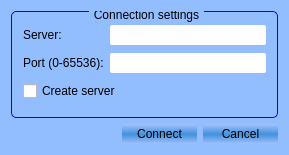
First picture: the form in frmconnect.ui, repository Kolizej/LessonControl, before the edit.
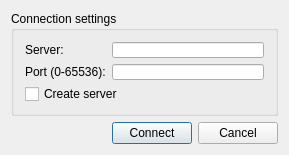
Second picture: the form after the edit.

Patch:
```diff
--- a/frmconnect.ui
+++ b/frmconnect.ui
@@ -22,443 +22,14 @@
     <height>155</height>
    </size>
   </property>
-  <property name="palette">
-   <palette>
-    <active>
-     <colorrole role="WindowText">
-      <brush brushstyle="SolidPattern">
-       <color alpha="255">
-        <red>0</red>
-        <green>0</green>
-        <blue>0</blue>
-       </color>
-      </brush>
-     </colorrole>
-     <colorrole role="Button">
-      <brush brushstyle="SolidPattern">
-       <color alpha="255">
-        <red>146</red>
-        <green>190</green>
-        <blue>255</blue>
-       </color>
-      </brush>
-     </colorrole>
-     <colorrole role="Light">
-      <brush brushstyle="SolidPattern">
-       <color alpha="255">
-        <red>255</red>
-        <green>255</green>
-        <blue>255</blue>
-       </color>
-      </brush>
-     </colorrole>
-     <colorrole role="Midlight">
-      <brush brushstyle="SolidPattern">
-       <color alpha="255">
-        <red>200</red>
-        <green>222</green>
-        <blue>255</blue>
-       </color>
-      </brush>
-     </colorrole>
-     <colorrole role="Dark">
-      <brush brushstyle="SolidPattern">
-       <color alpha="255">
-        <red>73</red>
-        <green>95</green>
-        <blue>127</blue>
-       </color>
-      </brush>
-     </colorrole>
-     <colorrole role="Mid">
-      <brush brushstyle="SolidPattern">
-       <color alpha="255">
-        <red>97</red>
-        <green>127</green>
-        <blue>170</blue>
-       </color>
-      </brush>
-     </colorrole>
-     <colorrole role="Text">
-      <brush brushstyle="SolidPattern">
-       <color alpha="255">
-        <red>0</red>
-        <green>0</green>
-        <blue>0</blue>
-       </color>
-      </brush>
-     </colorrole>
-     <colorrole role="BrightText">
-      <brush brushstyle="SolidPattern">
-       <color alpha="255">
-        <red>255</red>
-        <green>255</green>
-        <blue>255</blue>
-       </color>
-      </brush>
-     </colorrole>
-     <colorrole role="ButtonText">
-      <brush brushstyle="SolidPattern">
-       <color alpha="255">
-        <red>0</red>
-        <green>0</green>
-        <blue>0</blue>
-       </color>
-      </brush>
-     </colorrole>
-     <colorrole role="Base">
-      <brush brushstyle="SolidPattern">
-       <color alpha="255">
-        <red>255</red>
-        <green>255</green>
-        <blue>255</blue>
-       </color>
-      </brush>
-     </colorrole>
-     <colorrole role="Window">
-      <brush brushstyle="SolidPattern">
-       <color alpha="255">
-        <red>146</red>
-        <green>190</green>
-        <blue>255</blue>
-       </color>
-      </brush>
-     </colorrole>
-     <colorrole role="Shadow">
-      <brush brushstyle="SolidPattern">
-       <color alpha="255">
-        <red>0</red>
-        <green>0</green>
-        <blue>0</blue>
-       </color>
-      </brush>
-     </colorrole>
-     <colorrole role="AlternateBase">
-      <brush brushstyle="SolidPattern">
-       <color alpha="255">
-        <red>200</red>
-        <green>222</green>
-        <blue>255</blue>
-       </color>
-      </brush>
-     </colorrole>
-     <colorrole role="ToolTipBase">
-      <brush brushstyle="SolidPattern">
-       <color alpha="255">
-        <red>255</red>
-        <green>255</green>
-        <blue>220</blue>
-       </color>
-      </brush>
-     </colorrole>
-     <colorrole role="ToolTipText">
-      <brush brushstyle="SolidPattern">
-       <color alpha="255">
-        <red>0</red>
-        <green>0</green>
-        <blue>0</blue>
-       </color>
-      </brush>
-     </colorrole>
-    </active>
-    <inactive>
-     <colorrole role="WindowText">
-      <brush brushstyle="SolidPattern">
-       <color alpha="255">
-        <red>0</red>
-        <green>0</green>
-        <blue>0</blue>
-       </color>
-      </brush>
-     </colorrole>
-     <colorrole role="Button">
-      <brush brushstyle="SolidPattern">
-       <color alpha="255">
-        <red>146</red>
-        <green>190</green>
-        <blue>255</blue>
-       </color>
-      </brush>
-     </colorrole>
-     <colorrole role="Light">
-      <brush brushstyle="SolidPattern">
-       <color alpha="255">
-        <red>255</red>
-        <green>255</green>
-        <blue>255</blue>
-       </color>
-      </brush>
-     </colorrole>
-     <colorrole role="Midlight">
-      <brush brushstyle="SolidPattern">
-       <color alpha="255">
-        <red>200</red>
-        <green>222</green>
-        <blue>255</blue>
-       </color>
-      </brush>
-     </colorrole>
-     <colorrole role="Dark">
-      <brush brushstyle="SolidPattern">
-       <color alpha="255">
-        <red>73</red>
-        <green>95</green>
-        <blue>127</blue>
-       </color>
-      </brush>
-     </colorrole>
-     <colorrole role="Mid">
-      <brush brushstyle="SolidPattern">
-       <color alpha="255">
-        <red>97</red>
-        <green>127</green>
-        <blue>170</blue>
-       </color>
-      </brush>
-     </colorrole>
-     <colorrole role="Text">
-      <brush brushstyle="SolidPattern">
-       <color alpha="255">
-        <red>0</red>
-        <green>0</green>
-        <blue>0</blue>
-       </color>
-      </brush>
-     </colorrole>
-     <colorrole role="BrightText">
-      <brush brushstyle="SolidPattern">
-       <color alpha="255">
-        <red>255</red>
-        <green>255</green>
-        <blue>255</blue>
-       </color>
-      </brush>
-     </colorrole>
-     <colorrole role="ButtonText">
-      <brush brushstyle="SolidPattern">
-       <color alpha="255">
-        <red>0</red>
-        <green>0</green>
-        <blue>0</blue>
-       </color>
-      </brush>
-     </colorrole>
-     <colorrole role="Base">
-      <brush brushstyle="SolidPattern">
-       <color alpha="255">
-        <red>255</red>
-        <green>255</green>
-        <blue>255</blue>
-       </color>
-      </brush>
-     </colorrole>
-     <colorrole role="Window">
-      <brush brushstyle="SolidPattern">
-       <color alpha="255">
-        <red>146</red>
-        <green>190</green>
-        <blue>255</blue>
-       </color>
-      </brush>
-     </colorrole>
-     <colorrole role="Shadow">
-      <brush brushstyle="SolidPattern">
-       <color alpha="255">
-        <red>0</red>
-        <green>0</green>
-        <blue>0</blue>
-       </color>
-      </brush>
-     </colorrole>
-     <colorrole role="AlternateBase">
-      <brush brushstyle="SolidPattern">
-       <color alpha="255">
-        <red>200</red>
-        <green>222</green>
-        <blue>255</blue>
-       </color>
-      </brush>
-     </colorrole>
-     <colorrole role="ToolTipBase">
-      <brush brushstyle="SolidPattern">
-       <color alpha="255">
-        <red>255</red>
-        <green>255</green>
-        <blue>220</blue>
-       </color>
-      </brush>
-     </colorrole>
-     <colorrole role="ToolTipText">
-      <brush brushstyle="SolidPattern">
-       <color alpha="255">
-        <red>0</red>
-        <green>0</green>
-        <blue>0</blue>
-       </color>
-      </brush>
-     </colorrole>
-    </inactive>
-    <disabled>
-     <colorrole role="WindowText">
-      <brush brushstyle="SolidPattern">
-       <color alpha="255">
-        <red>73</red>
-        <green>95</green>
-        <blue>127</blue>
-       </color>
-      </brush>
-     </colorrole>
-     <colorrole role="Button">
-      <brush brushstyle="SolidPattern">
-       <color alpha="255">
-        <red>146</red>
-        <green>190</green>
-        <blue>255</blue>
-       </color>
-      </brush>
-     </colorrole>
-     <colorrole role="Light">
-      <brush brushstyle="SolidPattern">
-       <color alpha="255">
-        <red>255</red>
-        <green>255</green>
-        <blue>255</blue>
-       </color>
-      </brush>
-     </colorrole>
-     <colorrole role="Midlight">
-      <brush brushstyle="SolidPattern">
-       <color alpha="255">
-        <red>200</red>
-        <green>222</green>
-        <blue>255</blue>
-       </color>
-      </brush>
-     </colorrole>
-     <colorrole role="Dark">
-      <brush brushstyle="SolidPattern">
-       <color alpha="255">
-        <red>73</red>
-        <green>95</green>
-        <blue>127</blue>
-       </color>
-      </brush>
-     </colorrole>
-     <colorrole role="Mid">
-      <brush brushstyle="SolidPattern">
-       <color alpha="255">
-        <red>97</red>
-        <green>127</green>
-        <blue>170</blue>
-       </color>
-      </brush>
-     </colorrole>
-     <colorrole role="Text">
-      <brush brushstyle="SolidPattern">
-       <color alpha="255">
-        <red>73</red>
-        <green>95</green>
-        <blue>127</blue>
-       </color>
-      </brush>
-     </colorrole>
-     <colorrole role="BrightText">
-      <brush brushstyle="SolidPattern">
-       <color alpha="255">
-        <red>255</red>
-        <green>255</green>
-        <blue>255</blue>
-       </color>
-      </brush>
-     </colorrole>
-     <colorrole role="ButtonText">
-      <brush brushstyle="SolidPattern">
-       <color alpha="255">
-        <red>73</red>
-        <green>95</green>
-        <blue>127</blue>
-       </color>
-      </brush>
-     </colorrole>
-     <colorrole role="Base">
-      <brush brushstyle="SolidPattern">
-       <color alpha="255">
-        <red>146</red>
-        <green>190</green>
-        <blue>255</blue>
-       </color>
-      </brush>
-     </colorrole>
-     <colorrole role="Window">
-      <brush brushstyle="SolidPattern">
-       <color alpha="255">
-        <red>146</red>
-        <green>190</green>
-        <blue>255</blue>
-       </color>
-      </brush>
-     </colorrole>
-     <colorrole role="Shadow">
-      <brush brushstyle="SolidPattern">
-       <color alpha="255">
-        <red>0</red>
-        <green>0</green>
-        <blue>0</blue>
-       </color>
-      </brush>
-     </colorrole>
-     <colorrole role="AlternateBase">
-      <brush brushstyle="SolidPattern">
-       <color alpha="255">
-        <red>146</red>
-        <green>190</green>
-        <blue>255</blue>
-       </color>
-      </brush>
-     </colorrole>
-     <colorrole role="ToolTipBase">
-      <brush brushstyle="SolidPattern">
-       <color alpha="255">
-        <red>255</red>
-        <green>255</green>
-        <blue>220</blue>
-       </color>
-      </brush>
-     </colorrole>
-     <colorrole role="ToolTipText">
-      <brush brushstyle="SolidPattern">
-       <color alpha="255">
-        <red>0</red>
-        <green>0</green>
-        <blue>0</blue>
-       </color>
-      </brush>
-     </colorrole>
-    </disabled>
-   </palette>
-  </property>
   <property name="windowTitle">
    <string>Connection</string>
   </property>
-  <property name="styleSheet">
-   <string notr="true"/>
-  </property>
   <layout class="QGridLayout" name="gridLayout_2">
    <item row="0" column="0" colspan="3">
     <widget class="QGroupBox" name="groupBox">
      <property name="styleSheet">
-      <string notr="true">QGroupBox
-{
-	border: 1px solid blue;
-    border-radius: 5px;
-}
-
-QGroupBox::title 
-{     
-	 color: rgb(0, 0, 0);
-     subcontrol-position: top center; /* помещаем вверху по центру */
-     padding: -3 3 3 3 px;
-}</string>
+      <string notr="true"/>
      </property>
      <property name="title">
       <string>Connection settings</string>
@@ -474,17 +45,7 @@
       <item row="1" column="1">
        <widget class="QLineEdit" name="txtServer">
         <property name="styleSheet">
-         <string notr="true">QLineEdit 
-{
-	border-radius: 2px;
-	height: 20
-}
-
-QLineEdit:disabled {  	
-    border-style: solid;
-	border-color: rgb(49, 103, 218);
-	background-color: rgb(115, 171, 255);
-}</string>
+         <string notr="true"/>
         </property>
         <property name="inputMask">
          <string/>
@@ -504,11 +65,7 @@
       <item row="2" column="1">
        <widget class="QLineEdit" name="txtPort">
         <property name="styleSheet">
-         <string notr="true">QLineEdit 
-{
-	border-radius: 2px;
-	height: 20
-}</string>
+         <string notr="true"/>
         </property>
         <property name="inputMask">
          <string/>
@@ -543,22 +100,6 @@
      <property name="autoFillBackground">
       <bool>false</bool>
      </property>
-     <property name="styleSheet">
-      <string notr="true">QPushButton 
-{
-	border-radius: 2px;
-	border-color: rgb(0, 17, 255);
-	background-color: qlineargradient(spread:reflect, x1:0.501, y1:0.511318, x2:0.5, y2:0, stop:0 rgba(66, 146, 220, 255), stop:1 rgba(165, 194, 255, 255));	
-	width: 75;
-	height: 20;
-}
-QPushButton::pressed 
-{
-	background-color: qlineargradient(spread:reflect, x1:0.501, y1:0.0283636, x2:0.5, y2:0.5055, stop:0 rgba(66, 146, 220, 255), stop:1 rgba(165, 194, 255, 255));
-}
-
-</string>
-     </property>
      <property name="text">
       <string>Connect</string>
      </property>
@@ -569,14 +110,6 @@
    </item>
    <item row="1" column="2">
     <widget class="QPushButton" name="btnCancel">
-     <property name="styleSheet">
-      <string notr="true">QPushButton {
-background-color: qlineargradient(spread:reflect, x1:0.501, y1:0.511318, x2:0.5, y2:0, stop:0 rgba(66, 146, 220, 255), stop:1 rgba(165, 194, 255, 255));
-border-radius: 2px;
-width: 75;
-height: 20;}
-QPushButton::pressed {background-color: qlineargradient(spread:reflect, x1:0.501, y1:0.0283636, x2:0.5, y2:0.5055, stop:0 rgba(66, 146, 220, 255), stop:1 rgba(165, 194, 255, 255));}</string>
-     </property>
      <property name="text">
       <string>Cancel</string>
      </property>
```
